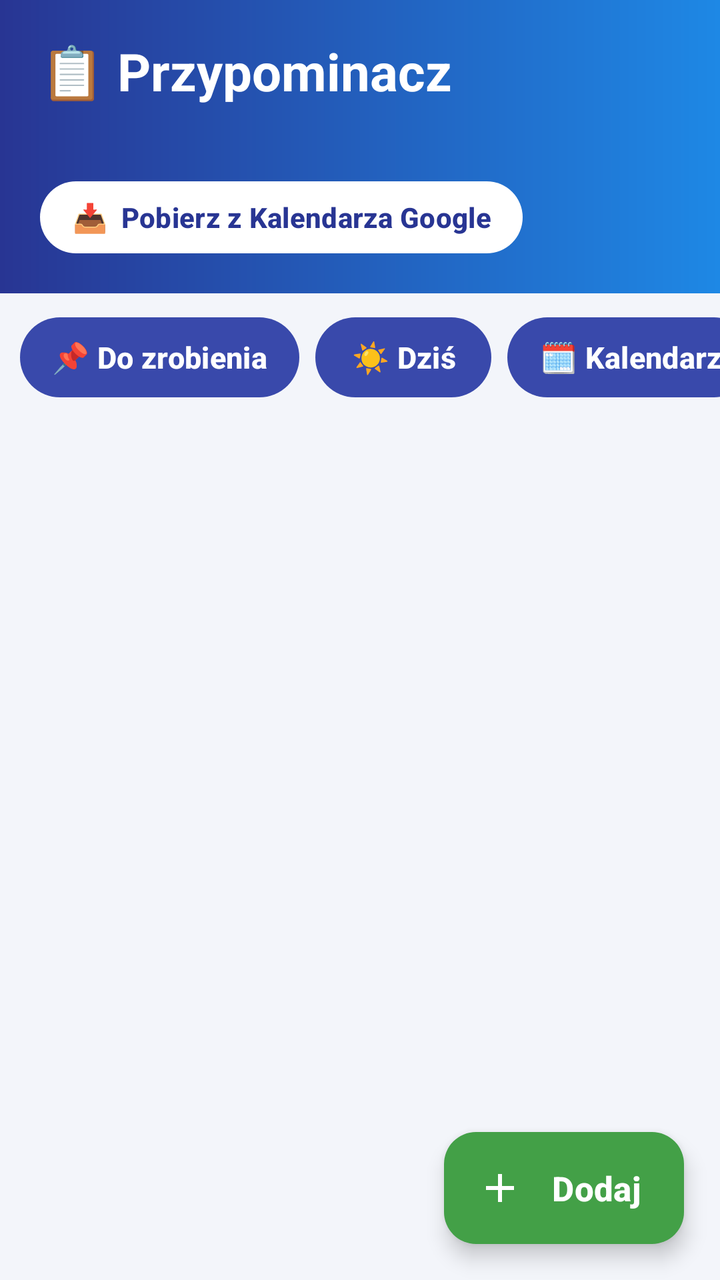
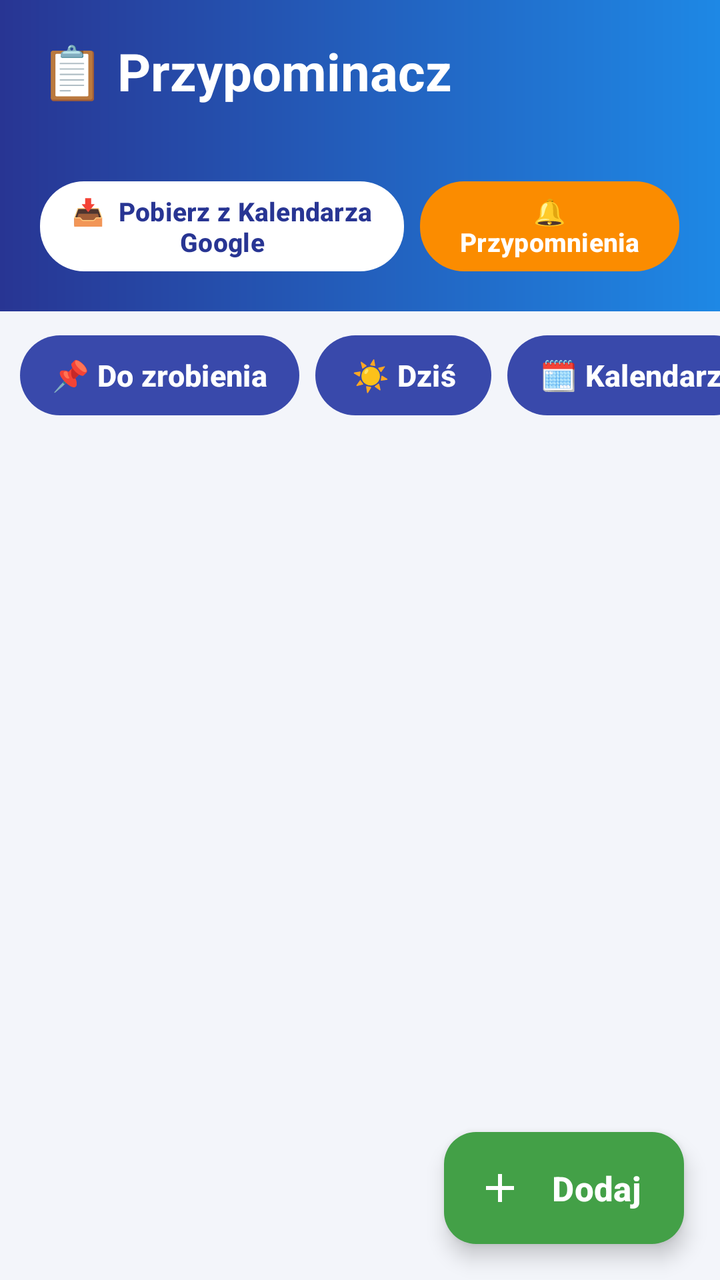

The first picture is an Android layout as it rendered before a commit; the second is the same layout after the commit. The layout source and the unified diff follow.
<!-- AndroidManifest.xml: application theme Theme.Przypominacz -->
<!-- res/layout/activity_main.xml -->
<?xml version="1.0" encoding="utf-8"?>
<LinearLayout xmlns:android="http://schemas.android.com/apk/res/android"
    xmlns:app="http://schemas.android.com/apk/res-auto"
    android:layout_width="match_parent"
    android:layout_height="match_parent"
    android:background="@color/bg"
    android:orientation="vertical">

    <LinearLayout
        android:layout_width="match_parent"
        android:layout_height="wrap_content"
        android:background="@drawable/bg_header"
        android:orientation="vertical"
        android:paddingStart="20dp"
        android:paddingTop="18dp"
        android:paddingEnd="20dp"
        android:paddingBottom="16dp">

        <TextView
            android:layout_width="wrap_content"
            android:layout_height="wrap_content"
            android:text="📋 Przypominacz"
            android:textColor="#FFFFFF"
            android:textSize="26sp"
            android:textStyle="bold" />

        <TextView
            android:id="@+id/m_date"
            android:layout_width="wrap_content"
            android:layout_height="wrap_content"
            android:layout_marginTop="2dp"
            android:textColor="#E3E8FF"
            android:textSize="16sp" />

        <com.google.android.material.button.MaterialButton
            android:id="@+id/m_google"
            android:layout_width="wrap_content"
            android:layout_height="wrap_content"
            android:layout_marginTop="10dp"
            android:minHeight="44dp"
            android:paddingStart="16dp"
            android:paddingEnd="16dp"
            android:text="📥  Pobierz z Kalendarza Google"
            android:textColor="#283593"
            android:textSize="14sp"
            android:textStyle="bold"
            app:backgroundTint="#FFFFFF"
            app:cornerRadius="22dp" />
    </LinearLayout>

    <HorizontalScrollView
        android:layout_width="match_parent"
        android:layout_height="wrap_content"
        android:scrollbars="none">

        <LinearLayout
            android:layout_width="wrap_content"
            android:layout_height="wrap_content"
            android:orientation="horizontal"
            android:paddingStart="10dp"
            android:paddingTop="8dp"
            android:paddingEnd="10dp"
            android:paddingBottom="4dp">

            <com.google.android.material.button.MaterialButton
                android:id="@+id/tab_upcoming"
                style="@style/TabButton"
                android:text="📌 Do zrobienia" />

            <com.google.android.material.button.MaterialButton
                android:id="@+id/tab_today"
                style="@style/TabButton"
                android:text="☀️ Dziś" />

            <com.google.android.material.button.MaterialButton
                android:id="@+id/tab_calendar"
                style="@style/TabButton"
                android:text="🗓️ Kalendarz" />

            <com.google.android.material.button.MaterialButton
                android:id="@+id/tab_done"
                style="@style/TabButton"
                android:text="✔️ Zrobione" />
        </LinearLayout>
    </HorizontalScrollView>

    <LinearLayout
        android:id="@+id/m_calendar_box"
        android:layout_width="match_parent"
        android:layout_height="wrap_content"
        android:layout_marginStart="12dp"
        android:layout_marginEnd="12dp"
        android:layout_marginTop="4dp"
        android:background="@drawable/card_bg"
        android:orientation="vertical"
        android:visibility="gone">

        <CalendarView
            android:id="@+id/m_calendar"
            android:layout_width="match_parent"
            android:layout_height="wrap_content"
            android:firstDayOfWeek="2" />

        <TextView
            android:id="@+id/m_cal_info"
            android:layout_width="match_parent"
            android:layout_height="wrap_content"
            android:paddingStart="14dp"
            android:paddingEnd="14dp"
            android:paddingBottom="10dp"
            android:textColor="#8E24AA"
            android:textSize="14sp" />
    </LinearLayout>

    <FrameLayout
        android:layout_width="match_parent"
        android:layout_height="0dp"
        android:layout_weight="1">

        <androidx.recyclerview.widget.RecyclerView
            android:id="@+id/m_list"
            android:layout_width="match_parent"
            android:layout_height="match_parent"
            android:clipToPadding="false"
            android:paddingTop="4dp"
            android:paddingBottom="96dp" />

        <TextView
            android:id="@+id/m_empty"
            android:layout_width="match_parent"
            android:layout_height="wrap_content"
            android:layout_gravity="center"
            android:gravity="center"
            android:padding="32dp"
            android:textColor="#757575"
            android:textSize="16sp"
            android:visibility="gone" />

        <com.google.android.material.floatingactionbutton.ExtendedFloatingActionButton
            android:id="@+id/m_add"
            android:layout_width="wrap_content"
            android:layout_height="wrap_content"
            android:layout_gravity="bottom|end"
            android:layout_margin="18dp"
            android:text="Dodaj"
            android:textColor="#FFFFFF"
            android:textSize="17sp"
            android:textStyle="bold"
            app:backgroundTint="#43A047"
            app:icon="@drawable/ic_add"
            app:iconTint="#FFFFFF" />
    </FrameLayout>
</LinearLayout>
<!-- resources referenced by this layout -->
<resources>
  <color name="bg">#F3F5FA</color>
  <!-- drawable bg_header (drawable) -->
  <?xml version="1.0" encoding="utf-8"?>
  <shape xmlns:android="http://schemas.android.com/apk/res/android" android:shape="rectangle">
      <gradient
          android:angle="0"
          android:endColor="#1E88E5"
          android:startColor="#283593" />
  </shape>
  <!-- drawable card_bg (drawable) -->
  <?xml version="1.0" encoding="utf-8"?>
  <shape xmlns:android="http://schemas.android.com/apk/res/android" android:shape="rectangle">
      <solid android:color="#FFFFFF" />
      <corners android:radius="14dp" />
      <stroke
          android:width="1dp"
          android:color="#DDE2EE" />
  </shape>
  <!-- drawable ic_add (drawable) -->
  <?xml version="1.0" encoding="utf-8"?>
  <vector xmlns:android="http://schemas.android.com/apk/res/android"
      android:width="24dp"
      android:height="24dp"
      android:viewportWidth="24"
      android:viewportHeight="24">
      <path
          android:fillColor="#FFFFFF"
          android:pathData="M19,13h-6v6h-2v-6H5v-2h6V5h2v6h6v2z" />
  </vector>
  <style name="TabButton" parent="Widget.Material3.Button">
          <item name="android:layout_width">wrap_content</item>
          <item name="android:layout_height">wrap_content</item>
          <item name="android:layout_marginEnd">8dp</item>
          <item name="android:minHeight">48dp</item>
          <item name="android:textSize">15sp</item>
          <item name="android:textStyle">bold</item>
          <item name="android:paddingStart">16dp</item>
          <item name="android:paddingEnd">16dp</item>
          <item name="cornerRadius">24dp</item>
      </style>
  <style name="Theme.Przypominacz" parent="Theme.Material3.Light.NoActionBar">
          <item name="colorPrimary">#3949AB</item>
          <item name="colorOnPrimary">#FFFFFF</item>
          <item name="colorSecondary">#43A047</item>
          <item name="colorSecondaryContainer">#C8E6C9</item>
          <item name="android:statusBarColor">#283593</item>
          <item name="android:windowLightStatusBar">false</item>
          <item name="android:navigationBarColor">#F3F5FA</item>
          <item name="android:windowBackground">@color/bg</item>
      </style>
</resources>

<!-- the commit's change to res/layout/activity_main.xml (unified diff, before → after) -->
@@ -32,20 +32,45 @@
             android:textColor="#E3E8FF"
             android:textSize="16sp" />
 
-        <com.google.android.material.button.MaterialButton
-            android:id="@+id/m_google"
-            android:layout_width="wrap_content"
+        <LinearLayout
+            android:layout_width="match_parent"
             android:layout_height="wrap_content"
             android:layout_marginTop="10dp"
-            android:minHeight="44dp"
-            android:paddingStart="16dp"
-            android:paddingEnd="16dp"
-            android:text="📥  Pobierz z Kalendarza Google"
-            android:textColor="#283593"
-            android:textSize="14sp"
-            android:textStyle="bold"
-            app:backgroundTint="#FFFFFF"
-            app:cornerRadius="22dp" />
+            android:orientation="horizontal">
+
+            <com.google.android.material.button.MaterialButton
+                android:id="@+id/m_google"
+                android:layout_width="0dp"
+                android:layout_height="wrap_content"
+                android:layout_weight="1.4"
+                android:layout_marginEnd="8dp"
+                android:maxLines="2"
+                android:minHeight="48dp"
+                android:paddingStart="10dp"
+                android:paddingEnd="10dp"
+                android:text="📥  Pobierz z Kalendarza Google"
+                android:textColor="#283593"
+                android:textSize="13sp"
+                android:textStyle="bold"
+                app:backgroundTint="#FFFFFF"
+                app:cornerRadius="22dp" />
+
+            <com.google.android.material.button.MaterialButton
+                android:id="@+id/m_sound"
+                android:layout_width="0dp"
+                android:layout_height="wrap_content"
+                android:layout_weight="1"
+                android:maxLines="2"
+                android:minHeight="48dp"
+                android:paddingStart="10dp"
+                android:paddingEnd="10dp"
+                android:text="🔔  Przypomnienia"
+                android:textColor="#FFFFFF"
+                android:textSize="13sp"
+                android:textStyle="bold"
+                app:backgroundTint="#FB8C00"
+                app:cornerRadius="22dp" />
+        </LinearLayout>
     </LinearLayout>
 
     <HorizontalScrollView
